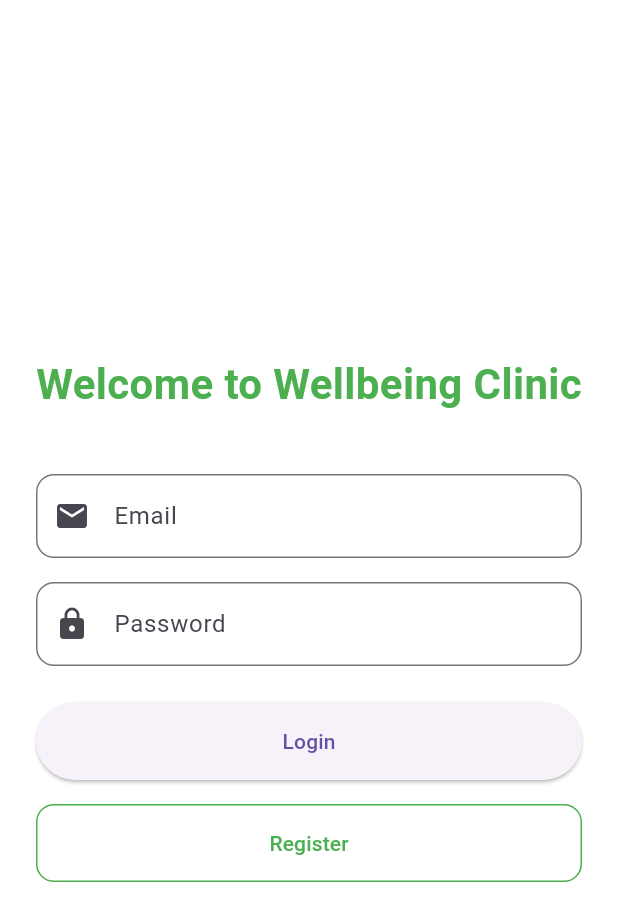
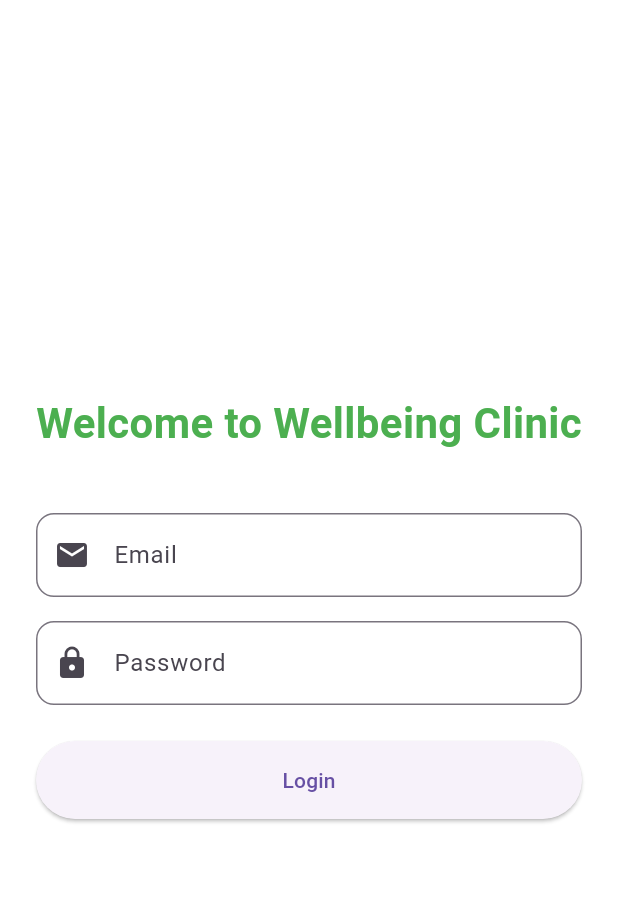
Before and after one commit to sofolitltd/wellbeing-clinic, a Flutter app: the screen it shows after launch, on a phone screen of 412 x 824 dp. Shown: the top 921 px of the screen. Run offline on Flutter 3.47's test engine with Material 3 defaults, Android fonts, the phone set to English and light mode, and no system bars; our stand-ins replace cloud_firestore, firebase_auth, firebase_core, firebase_storage, fl_chart, fluttertoast and 3 more; accounts and stored records are empty.

Commit message:
fix auth

```diff
--- a/lib/page/auth/login.dart
+++ b/lib/page/auth/login.dart
@@ -1,5 +1,7 @@
 import 'package:firebase_auth/firebase_auth.dart';
 import 'package:flutter/material.dart';
+
+import '../../utils/set_tab_title.dart';
 
 class LoginScreen extends StatefulWidget {
   const LoginScreen({super.key});
@@ -11,15 +13,15 @@ class LoginScreen extends StatefulWidget {
 class _LoginScreenState extends State<LoginScreen> {
   var auth = FirebaseAuth.instance;
 
-  final TextEditingController _emailController = TextEditingController();
-  final TextEditingController _passwordController = TextEditingController();
+  final TextEditingController emailController = TextEditingController();
+  final TextEditingController passwordController = TextEditingController();
   bool _isLoading = false;
   String? _errorMessage;
 
   @override
   void dispose() {
-    _emailController.dispose();
-    _passwordController.dispose();
+    emailController.dispose();
+    passwordController.dispose();
     super.dispose();
   }
 
@@ -30,8 +32,8 @@ class _LoginScreenState extends State<LoginScreen> {
     });
     try {
       await auth.signInWithEmailAndPassword(
-        email: _emailController.text.trim(),
-        password: _passwordController.text.trim(),
+        email: emailController.text.trim(),
+        password: passwordController.text.trim(),
       );
       // On successful auth, authStateChanges in main.dart will handle navigation
     } on FirebaseAuthException catch (e) {
@@ -45,30 +47,9 @@ class _LoginScreenState extends State<LoginScreen> {
     }
   }
 
-  Future<void> _register() async {
-    setState(() {
-      _isLoading = true;
-      _errorMessage = null;
-    });
-    try {
-      await auth.createUserWithEmailAndPassword(
-        email: _emailController.text.trim(),
-        password: _passwordController.text.trim(),
-      );
-      // On successful registration, authStateChanges in main.dart will handle navigation
-    } on FirebaseAuthException catch (e) {
-      setState(() {
-        _errorMessage = e.message;
-      });
-    } finally {
-      setState(() {
-        _isLoading = false;
-      });
-    }
-  }
-
   @override
   Widget build(BuildContext context) {
+    setTabTitle('Login - Wellbeing Clinic', context);
     return Scaffold(
       body: Center(
         child: Container(
@@ -88,7 +69,7 @@ class _LoginScreenState extends State<LoginScreen> {
                 ),
                 const SizedBox(height: 40),
                 TextField(
-                  controller: _emailController,
+                  controller: emailController,
                   keyboardType: TextInputType.emailAddress,
                   decoration: InputDecoration(
                     labelText: 'Email',
@@ -101,7 +82,7 @@ class _LoginScreenState extends State<LoginScreen> {
                 ),
                 const SizedBox(height: 16),
                 TextField(
-                  controller: _passwordController,
+                  controller: passwordController,
                   obscureText: true,
                   decoration: InputDecoration(
                     labelText: 'Password',
@@ -138,24 +119,6 @@ class _LoginScreenState extends State<LoginScreen> {
                             ),
                           ),
                           const SizedBox(height: 16),
-                          SizedBox(
-                            width: double.infinity,
-                            child: OutlinedButton(
-                              onPressed: _register,
-                              style: OutlinedButton.styleFrom(
-                                padding:
-                                    const EdgeInsets.symmetric(vertical: 16),
-                                side: const BorderSide(color: Colors.green),
-                                shape: RoundedRectangleBorder(
-                                  borderRadius: BorderRadius.circular(12),
-                                ),
-                              ),
-                              child: const Text(
-                                'Register',
-                                style: TextStyle(color: Colors.green),
-                              ),
-                            ),
-                          ),
                         ],
                       ),
               ],
--- a/pubspec.yaml
+++ b/pubspec.yaml
@@ -17,10 +17,10 @@ dependencies:
     sdk: flutter
 
   cupertino_icons: ^1.0.8
-  get: ^4.6.6
+  get: ^5.0.0-release-candidate-9.3.2
   google_fonts: ^6.2.1
-  firebase_core: ^3.10.0
-  cloud_firestore: ^5.6.1
+  firebase_core: ^3.13.1
+  cloud_firestore: ^5.6.8
   image_picker: ^1.1.2
   fluttertoast: ^8.2.10
   firebase_storage: ^12.4.0
```
Also changed, not shown: lib/main.dart (+3 -5 lines), pubspec.lock, 1 other file.
